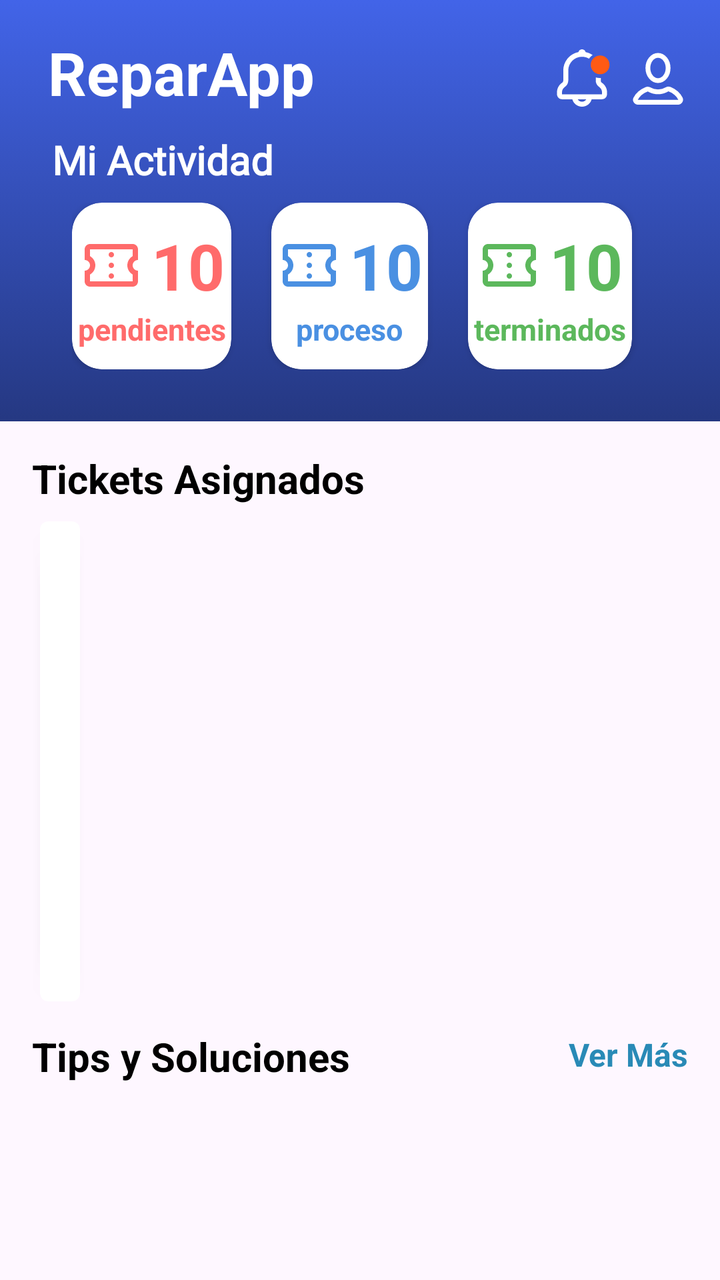
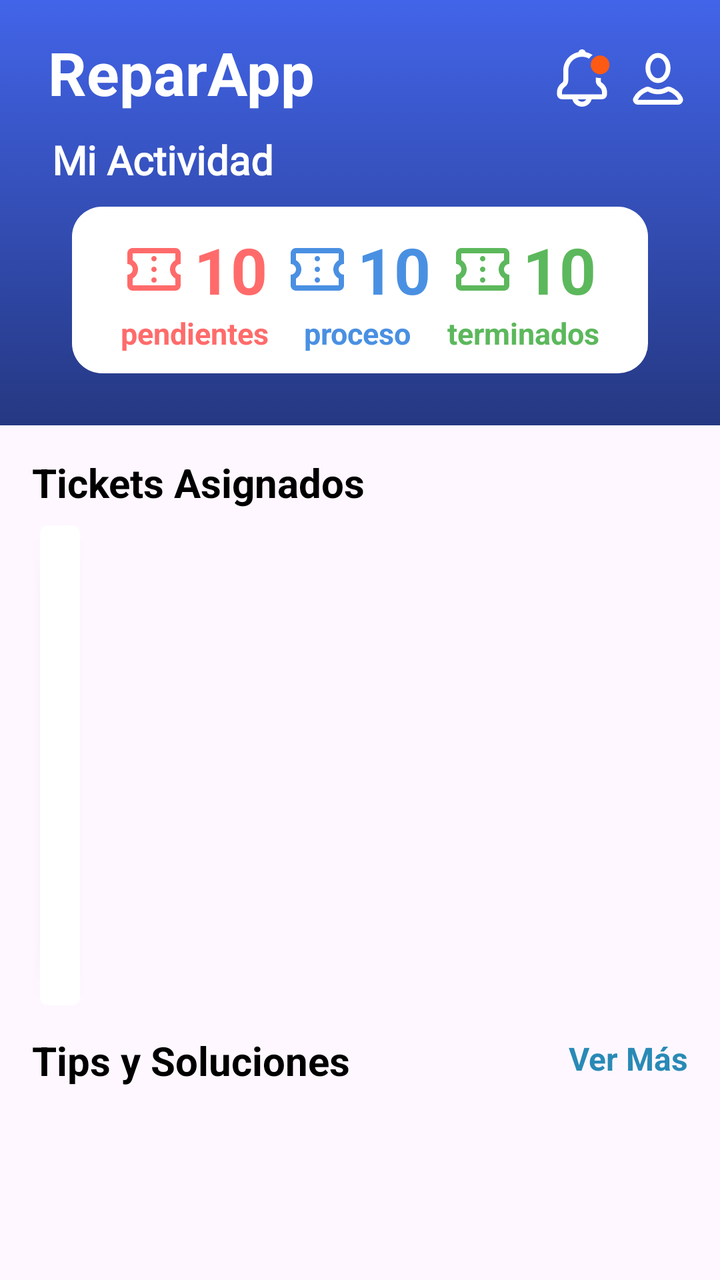

Two renders of the same Android screen: before a commit and after it. Below are the layout's source before the change and the commit's diff.
<!-- AndroidManifest.xml: application theme Theme.ReparApp -->
<!-- res/layout/fragment_home_technical.xml -->
<?xml version="1.0" encoding="utf-8"?>
<ScrollView xmlns:android="http://schemas.android.com/apk/res/android"
    xmlns:app="http://schemas.android.com/apk/res-auto"
    xmlns:tools="http://schemas.android.com/tools"
    android:layout_width="match_parent"
    android:layout_height="match_parent">

    <LinearLayout
        android:layout_width="match_parent"
        android:layout_height="wrap_content"
        android:orientation="vertical">

        <LinearLayout
            android:layout_width="match_parent"
            android:layout_height="wrap_content"
            android:background="@drawable/bg_fondo"
            android:orientation="vertical"
            android:padding="16dp"
            >
            <androidx.constraintlayout.widget.ConstraintLayout
                android:id="@+id/headerLayout"
                android:layout_width="match_parent"
                android:layout_height="wrap_content"
                android:gravity="center_vertical"
                android:orientation="horizontal"
                >

                <TextView
                    android:id="@+id/tv_titulo_home"
                    android:layout_width="wrap_content"
                    android:layout_height="wrap_content"
                    android:layout_marginStart="8dp"
                    android:text="@string/home"
                    android:textColor="@android:color/white"
                    android:textSize="30sp"
                    android:textStyle="bold"
                    app:layout_constraintStart_toStartOf="parent"
                    app:layout_constraintTop_toTopOf="parent" />

                <ImageView
                    android:id="@+id/img_usuario_notificacion"
                    android:layout_width="30dp"
                    android:layout_height="30dp"
                    android:layout_marginTop="8dp"
                    android:layout_marginEnd="8dp"
                    android:src="@drawable/icon_noti_act"
                    app:layout_constraintEnd_toStartOf="@id/img_usuario_perfil"
                    app:layout_constraintTop_toTopOf="parent" />

                <ImageView
                    android:id="@+id/img_usuario_perfil"
                    android:layout_width="30dp"
                    android:layout_height="30dp"
                    android:layout_marginTop="8dp"
                    android:src="@drawable/icon_profile_pru"
                    app:layout_constraintEnd_toEndOf="parent"
                    app:layout_constraintTop_toTopOf="parent" />

            </androidx.constraintlayout.widget.ConstraintLayout>

            <TextView
                android:layout_width="wrap_content"
                android:layout_height="wrap_content"
                android:fontFamily="@font/roboto_bold"
                android:layout_marginStart="10dp"
                android:text="Mi Actividad"
                android:textColor="@color/white"
                android:layout_marginTop="10dp"
                android:textSize="20sp"
                android:textStyle="bold" />

            <LinearLayout
                android:layout_width="match_parent"
                android:layout_height="wrap_content"
                android:layout_marginTop="8dp"
                android:layout_marginBottom="10dp"
                android:orientation="horizontal"
                android:paddingHorizontal="20dp">

                <androidx.cardview.widget.CardView
                    android:id="@+id/card_tickets_pendientes"
                    android:layout_width="wrap_content"
                    android:layout_height="wrap_content"
                    android:layout_marginEnd="20dp"
                    android:layout_weight="1"
                    app:cardBackgroundColor="@color/white"
                    app:cardCornerRadius="15dp"
                    app:cardElevation="2dp"
                    app:strokeColor="@color/black"
                    app:strokeWidth="2dp">

                    <androidx.constraintlayout.widget.ConstraintLayout
                        android:layout_width="match_parent"
                        android:layout_height="match_parent"
                        android:gravity="center"
                        android:orientation="horizontal"
                        android:paddingVertical="10dp">

                        <LinearLayout
                            android:id="@+id/cantidad_pendiente"
                            android:layout_width="wrap_content"
                            android:layout_height="wrap_content"
                            android:gravity="center_horizontal"
                            android:orientation="horizontal"
                            app:layout_constraintEnd_toEndOf="parent"
                            app:layout_constraintStart_toStartOf="parent"
                            app:layout_constraintTop_toTopOf="parent">

                            <ImageView
                                android:id="@+id/img_ticket_pendientes"
                                android:layout_width="32dp"
                                android:layout_height="32dp"
                                android:layout_gravity="center"
                                android:contentDescription="Ticket Icon"
                                android:src="@drawable/ic_ticket_while"
                                app:tint="#FF6B6B" />

                            <TextView
                                android:id="@+id/tv_tickets_pendientes"
                                android:layout_width="wrap_content"
                                android:layout_height="wrap_content"
                                android:layout_marginStart="4dp"
                                android:text="10"
                                android:textColor="#FF6B6B"
                                android:textSize="32sp"
                                android:textStyle="bold"
                                app:layout_constraintStart_toEndOf="@id/img_ticket_pendientes"
                                app:layout_constraintTop_toTopOf="parent" />

                        </LinearLayout>

                        <TextView
                            android:layout_width="wrap_content"
                            android:layout_height="wrap_content"
                            android:text="@string/pendientes"
                            android:textColor="#FF6B6B"
                            android:textSize="15sp"
                            android:textStyle="bold"
                            app:layout_constraintEnd_toEndOf="parent"
                            app:layout_constraintStart_toStartOf="parent"
                            app:layout_constraintTop_toBottomOf="@id/cantidad_pendiente" />
                    </androidx.constraintlayout.widget.ConstraintLayout>
                </androidx.cardview.widget.CardView>

                <androidx.cardview.widget.CardView
                    android:id="@+id/card_tickets_asignados"
                    android:layout_width="wrap_content"
                    android:layout_height="wrap_content"
                    android:layout_marginEnd="20dp"
                    android:layout_weight="1"
                    app:cardBackgroundColor="@color/white"
                    app:cardCornerRadius="15dp"
                    app:cardElevation="2dp">

                    <androidx.constraintlayout.widget.ConstraintLayout
                        android:layout_width="match_parent"
                        android:layout_height="match_parent"
                        android:gravity="center"
                        android:orientation="horizontal"
                        android:paddingVertical="10dp">

                        <LinearLayout
                            android:id="@+id/cantidad_asignado"
                            android:layout_width="wrap_content"
                            android:layout_height="wrap_content"
                            android:gravity="center_horizontal"
                            android:orientation="horizontal"
                            app:layout_constraintEnd_toEndOf="parent"
                            app:layout_constraintStart_toStartOf="parent"
                            app:layout_constraintTop_toTopOf="parent">

                            <ImageView
                                android:layout_width="32dp"
                                android:layout_height="32dp"
                                android:layout_gravity="center"
                                android:contentDescription="Ticket Icon"
                                android:src="@drawable/ic_ticket_while"
                                app:tint="#4A90E2" />

                            <TextView
                                android:id="@+id/tv_tickets_asignados"
                                android:layout_width="wrap_content"
                                android:layout_height="wrap_content"
                                android:layout_marginStart="4dp"
                                android:text="10"
                                android:textColor="#4A90E2"
                                android:textSize="32sp"
                                android:textStyle="bold" />

                        </LinearLayout>

                        <TextView
                            android:layout_width="wrap_content"
                            android:layout_height="wrap_content"
                            android:text="proceso"
                            android:textColor="#4A90E2"
                            android:textSize="15sp"
                            android:textStyle="bold"
                            app:layout_constraintEnd_toEndOf="parent"
                            app:layout_constraintStart_toStartOf="parent"
                            app:layout_constraintTop_toBottomOf="@id/cantidad_asignado" />
                    </androidx.constraintlayout.widget.ConstraintLayout>
                </androidx.cardview.widget.CardView>

                <androidx.cardview.widget.CardView
                    android:id="@+id/card_tickets_terminados"
                    android:layout_width="wrap_content"
                    android:layout_height="wrap_content"
                    android:layout_marginEnd="8dp"
                    android:layout_weight="1"
                    app:cardBackgroundColor="@color/white"
                    app:cardCornerRadius="15dp"
                    app:cardElevation="2dp">

                    <androidx.constraintlayout.widget.ConstraintLayout
                        android:layout_width="match_parent"
                        android:layout_height="match_parent"
                        android:gravity="center"
                        android:orientation="horizontal"
                        android:paddingVertical="10dp">

                        <LinearLayout
                            android:id="@+id/cantidad_pentdiente"
                            android:layout_width="wrap_content"
                            android:layout_height="wrap_content"
                            android:gravity="center_horizontal"
                            android:orientation="horizontal"
                            app:layout_constraintEnd_toEndOf="parent"
                            app:layout_constraintStart_toStartOf="parent"
                            app:layout_constraintTop_toTopOf="parent">

                            <ImageView
                                android:id="@+id/img_ticket_terminados"
                                android:layout_width="32dp"
                                android:layout_height="32dp"
                                android:layout_gravity="center"
                                android:contentDescription="Ticket Icon"
                                android:src="@drawable/ic_ticket_while"
                                app:tint="#5CB85C" />

                            <TextView
                                android:id="@+id/tv_tickets_terminados"
                                android:layout_width="wrap_content"
                                android:layout_height="wrap_content"
                                android:layout_marginStart="4dp"
                                android:text="10"
                                android:textColor="#5CB85C"
                                android:textSize="32sp"
                                android:textStyle="bold"
                                app:layout_constraintStart_toEndOf="@id/img_ticket_pendientes"
                                app:layout_constraintTop_toTopOf="parent" />

                        </LinearLayout>

                        <TextView
                            android:layout_width="wrap_content"
                            android:layout_height="wrap_content"
                            android:text="terminados"
                            android:textColor="#5CB85C"
                            android:textSize="15sp"
                            android:textStyle="bold"
                            app:layout_constraintEnd_toEndOf="parent"
                            app:layout_constraintStart_toStartOf="parent"
                            app:layout_constraintTop_toBottomOf="@id/cantidad_pentdiente" />
                    </androidx.constraintlayout.widget.ConstraintLayout>
                </androidx.cardview.widget.CardView>

            </LinearLayout>
        </LinearLayout>

        <LinearLayout
            android:layout_width="match_parent"
            android:layout_height="wrap_content"
            android:layout_marginHorizontal="16dp"
            android:orientation="vertical">

            <androidx.constraintlayout.widget.ConstraintLayout
                android:layout_width="match_parent"
                android:layout_height="wrap_content"
                android:layout_marginTop="15dp">

                <TextView
                    android:id="@+id/tv_titulo_mis_tickets"
                    android:layout_width="wrap_content"
                    android:layout_height="wrap_content"
                    android:text="Tickets Asignados"
                    android:textColor="@color/black"
                    android:textSize="20sp"
                    android:textStyle="bold"
                    app:layout_constraintBottom_toBottomOf="parent"
                    app:layout_constraintStart_toStartOf="parent"
                    app:layout_constraintTop_toTopOf="parent" />












            </androidx.constraintlayout.widget.ConstraintLayout>

            <androidx.cardview.widget.CardView
                android:layout_width="wrap_content"
                android:layout_height="wrap_content"
                android:layout_marginHorizontal="4dp"
                android:layout_marginTop="8dp"
                app:cardCornerRadius="4dp">

                <TextView
                    android:id="@+id/tv_no_tickets"
                    android:layout_width="match_parent"
                    android:layout_height="wrap_content"
                    android:text="No hay tickets registrados"
                    android:gravity="center"
                    android:textSize="16sp"
                    android:textColor="@color/black"
                    android:visibility="gone"
                    android:layout_marginTop="10dp"
                    />

                <androidx.recyclerview.widget.RecyclerView
                    android:id="@+id/rv_historial_tickets"
                    android:layout_width="match_parent"
                    android:layout_height="240dp"
                    android:paddingHorizontal="10dp"
                    tools:layoutManager="LinearLayoutManager"
                    tools:listitem="@layout/item_ticket_prueba"
                    tools:orientation="vertical" />
            </androidx.cardview.widget.CardView>

            <androidx.constraintlayout.widget.ConstraintLayout
                android:layout_width="match_parent"
                android:layout_height="wrap_content"
                android:layout_marginTop="14dp">

                <TextView
                    android:id="@+id/tv_tips_soluciones"
                    android:layout_width="wrap_content"
                    android:layout_height="wrap_content"
                    android:text="Tips y Soluciones"
                    android:textColor="@color/black"
                    android:textSize="20sp"
                    android:textStyle="bold"
                    app:layout_constraintBottom_toBottomOf="parent"
                    app:layout_constraintStart_toStartOf="parent"
                    app:layout_constraintTop_toTopOf="parent" />

                <TextView
                    android:id="@+id/tv_ver_mas"
                    android:layout_width="wrap_content"
                    android:layout_height="24dp"
                    android:text="Ver Más"
                    android:textColor="#298AB6"
                    android:textSize="16dp"
                    android:textStyle="bold"
                    app:layout_constraintBottom_toBottomOf="@id/tv_tips_soluciones"
                    app:layout_constraintEnd_toEndOf="parent"
                    app:layout_constraintTop_toTopOf="parent" />
            </androidx.constraintlayout.widget.ConstraintLayout>


            <androidx.recyclerview.widget.RecyclerView
                android:id="@+id/rv_base_conocimientos"
                android:layout_width="match_parent"
                android:layout_height="wrap_content"
                android:layout_marginTop="10dp"
                android:scrollbars="none"
                tools:layoutManager="LinearLayoutManager"
                tools:listitem="@layout/item_know_prueba"
                tools:orientation="horizontal" />


        </LinearLayout>
    </LinearLayout>
</ScrollView>
<!-- res/layout/item_ticket_prueba.xml (included above) -->
<?xml version="1.0" encoding="utf-8"?>
<androidx.constraintlayout.widget.ConstraintLayout xmlns:android="http://schemas.android.com/apk/res/android"
    xmlns:app="http://schemas.android.com/apk/res-auto"
    android:layout_width="match_parent"
    android:layout_height="80dp">

    <LinearLayout
        android:layout_width="match_parent"
        android:layout_height="match_parent"
        android:gravity="center_vertical"
        android:orientation="vertical"
        app:layout_constraintTop_toTopOf="parent">

        <TextView
            android:id="@+id/tv_nombre_ticket"
            android:layout_width="wrap_content"
            android:layout_height="wrap_content"
            android:layout_gravity="center_vertical"
            android:text="TIC-003943"
            android:textSize="18dp"
            android:textStyle="bold" />

        <TextView
            android:id="@+id/etFecha"
            android:layout_width="wrap_content"
            android:layout_height="wrap_content"
            android:layout_gravity="center_vertical"
            android:layout_marginTop="4dp"
            android:text="04 Abr. 2025 - 11:31 pm"
            android:textColor="#C9C9C9"
            android:textSize="16dp"
            android:textStyle="bold" />

    </LinearLayout>

    <View
        android:id="@+id/v_linea"
        android:layout_width="match_parent"
        android:layout_height="1dp"
        android:layout_marginBottom="4dp"
        android:background="#E4E4E4"
        app:layout_constraintStart_toStartOf="parent"
        app:layout_constraintBottom_toBottomOf="parent" />


</androidx.constraintlayout.widget.ConstraintLayout>
<!-- res/layout/item_know_prueba.xml (included above) -->
<?xml version="1.0" encoding="utf-8"?>
<androidx.cardview.widget.CardView android:layout_width="match_parent"
    android:layout_height="wrap_content"
    xmlns:app="http://schemas.android.com/apk/res-auto"
    app:cardCornerRadius="4dp"
    android:layout_margin="4dp"
    xmlns:android="http://schemas.android.com/apk/res/android">
        <LinearLayout
            android:layout_width="match_parent"
            android:layout_height="110dp"
            android:gravity="start|center"
            android:orientation="vertical"
            android:paddingHorizontal="10dp"
            >

            <TextView
                android:id="@+id/tv_nombre_problema"
                android:layout_width="wrap_content"
                android:layout_height="wrap_content"
                android:gravity="start|center"
                android:text="Pantalla rota de iphone 15"
                android:textSize="18dp"
                android:textAppearance="?attr/textAppearanceHeadline6" />

            <TextView
                android:id="@+id/tv_descripcion_solucion"
                android:layout_width="wrap_content"
                android:layout_height="wrap_content"
                android:layout_marginTop="10dp"
                android:textSize="16dp"
                android:maxLines="2"
                android:ellipsize="end"
                android:textColor="#505050"
                android:text="Para el cambio de pantalla de este modelo, debemos consultar con la guía específica ..."
                android:textAppearance="?attr/textAppearanceBody1" />

        </LinearLayout>
    </androidx.cardview.widget.CardView>
<!-- resources referenced by this layout -->
<resources>
  <color name="black">#FF000000</color>
  <color name="white">#FFFFFFFF</color>
  <!-- drawable bg_fondo (drawable) -->
  <?xml version="1.0" encoding="utf-8"?>
  <selector xmlns:android="http://schemas.android.com/apk/res/android">
      <item>
          <shape android:shape="rectangle">
              <gradient
                  android:type="linear"
                  android:angle="270"
                  android:startColor="#4264E8"
                  android:endColor="#253882" />
          </shape>
      </item>
  </selector>
  <!-- drawable icon_profile_pru (drawable) -->
  <vector xmlns:android="http://schemas.android.com/apk/res/android"
      android:width="50dp"
      android:height="50dp"
      android:viewportWidth="50"
      android:viewportHeight="50">
    <path
        android:pathData="M25,6.167C29.323,6.167 33.416,10.511 33.416,16.667C33.416,22.822 29.323,27.166 25,27.167C20.678,27.167 16.583,22.823 16.583,16.667C16.583,10.511 20.678,6.167 25,6.167Z"
        android:strokeWidth="4"
        android:fillColor="#00000000"
        android:strokeColor="#ffffff"/>
    <path
        android:pathData="M32.695,34.381C33.067,34.158 33.845,34.058 34.723,34.336C38.902,36.061 42.012,38.869 43.628,42.101C44.321,43.487 43.327,45.249 41.458,45.249H8.542C7.655,45.249 6.904,44.805 6.484,44.204C6.081,43.626 6.015,42.975 6.345,42.364L6.358,42.337L6.372,42.31C7.996,39.062 11.13,36.239 15.341,34.516L15.41,34.488L15.477,34.454C15.997,34.194 16.761,34.22 17.482,34.483C19.801,35.839 22.187,36.541 25,36.541C27.884,36.541 30.321,35.805 32.695,34.381Z"
        android:strokeWidth="4"
        android:fillColor="#00000000"
        android:strokeColor="#ffffff"/>
  </vector>
  <string name="home">ReparApp</string>
  <string name="pendientes">pendientes</string>
  <style name="Theme.ReparApp" parent="Base.Theme.ReparApp" />
  <style name="Base.Theme.ReparApp" parent="Theme.Material3.DayNight.NoActionBar">
          
          
      </style>
  <!-- unchanged entries left out for length: 2 -->
</resources>

<!-- the commit's change to res/layout/fragment_home_technical.xml (unified diff, before → after) -->
@@ -74,24 +74,16 @@
                 android:layout_height="wrap_content"
                 android:layout_marginTop="8dp"
                 android:layout_marginBottom="10dp"
+                android:layout_marginHorizontal="20dp"
+                android:layout_marginVertical="10dp"
                 android:orientation="horizontal"
+                android:background="@drawable/bg_background_white"
                 android:paddingHorizontal="20dp">
 
-                <androidx.cardview.widget.CardView
-                    android:id="@+id/card_tickets_pendientes"
-                    android:layout_width="wrap_content"
-                    android:layout_height="wrap_content"
-                    android:layout_marginEnd="20dp"
-                    android:layout_weight="1"
-                    app:cardBackgroundColor="@color/white"
-                    app:cardCornerRadius="15dp"
-                    app:cardElevation="2dp"
-                    app:strokeColor="@color/black"
-                    app:strokeWidth="2dp">
-
-                    <androidx.constraintlayout.widget.ConstraintLayout
-                        android:layout_width="match_parent"
-                        android:layout_height="match_parent"
+                <androidx.constraintlayout.widget.ConstraintLayout
+                        android:layout_width="wrap_content"
+                        android:layout_height="wrap_content"
+                        android:layout_weight="1"
                         android:gravity="center"
                         android:orientation="horizontal"
                         android:paddingVertical="10dp">
@@ -140,22 +132,11 @@
                             app:layout_constraintStart_toStartOf="parent"
                             app:layout_constraintTop_toBottomOf="@id/cantidad_pendiente" />
                     </androidx.constraintlayout.widget.ConstraintLayout>
-                </androidx.cardview.widget.CardView>
-
-                <androidx.cardview.widget.CardView
-                    android:id="@+id/card_tickets_asignados"
-                    android:layout_width="wrap_content"
-                    android:layout_height="wrap_content"
-                    android:layout_marginEnd="20dp"
-                    android:layout_weight="1"
-                    app:cardBackgroundColor="@color/white"
-                    app:cardCornerRadius="15dp"
-                    app:cardElevation="2dp">
-
-                    <androidx.constraintlayout.widget.ConstraintLayout
-                        android:layout_width="match_parent"
-                        android:layout_height="match_parent"
+                <androidx.constraintlayout.widget.ConstraintLayout
+                        android:layout_width="wrap_content"
+                        android:layout_height="wrap_content"
                         android:gravity="center"
+                        android:layout_weight="1"
                         android:orientation="horizontal"
                         android:paddingVertical="10dp">
 
@@ -200,21 +181,11 @@
                             app:layout_constraintStart_toStartOf="parent"
                             app:layout_constraintTop_toBottomOf="@id/cantidad_asignado" />
                     </androidx.constraintlayout.widget.ConstraintLayout>
-                </androidx.cardview.widget.CardView>
-
-                <androidx.cardview.widget.CardView
-                    android:id="@+id/card_tickets_terminados"
-                    android:layout_width="wrap_content"
-                    android:layout_height="wrap_content"
-                    android:layout_marginEnd="8dp"
-                    android:layout_weight="1"
-                    app:cardBackgroundColor="@color/white"
-                    app:cardCornerRadius="15dp"
-                    app:cardElevation="2dp">
-
-                    <androidx.constraintlayout.widget.ConstraintLayout
-                        android:layout_width="match_parent"
-                        android:layout_height="match_parent"
+
+                <androidx.constraintlayout.widget.ConstraintLayout
+                        android:layout_width="wrap_content"
+                        android:layout_height="wrap_content"
+                        android:layout_weight="1"
                         android:gravity="center"
                         android:orientation="horizontal"
                         android:paddingVertical="10dp">
@@ -263,7 +234,7 @@
                             app:layout_constraintStart_toStartOf="parent"
                             app:layout_constraintTop_toBottomOf="@id/cantidad_pentdiente" />
                     </androidx.constraintlayout.widget.ConstraintLayout>
-                </androidx.cardview.widget.CardView>
+
 
             </LinearLayout>
         </LinearLayout>
<!-- resource entries referenced after the edit -->
@@ -2,6 +2,16 @@
 <resources>
   <color name="black">#FF000000</color>
   <color name="white">#FFFFFFFF</color>
+  <!-- drawable bg_background_white (drawable) -->
+  <?xml version="1.0" encoding="utf-8"?>
+  <selector xmlns:android="http://schemas.android.com/apk/res/android">
+      <item>
+          <shape android:shape="rectangle">
+              <solid android:color="@color/white"/>
+              <corners android:radius="15dp"/>
+          </shape>
+      </item>
+  </selector>
   <!-- drawable bg_fondo (drawable) -->
   <?xml version="1.0" encoding="utf-8"?>
   <selector xmlns:android="http://schemas.android.com/apk/res/android">
